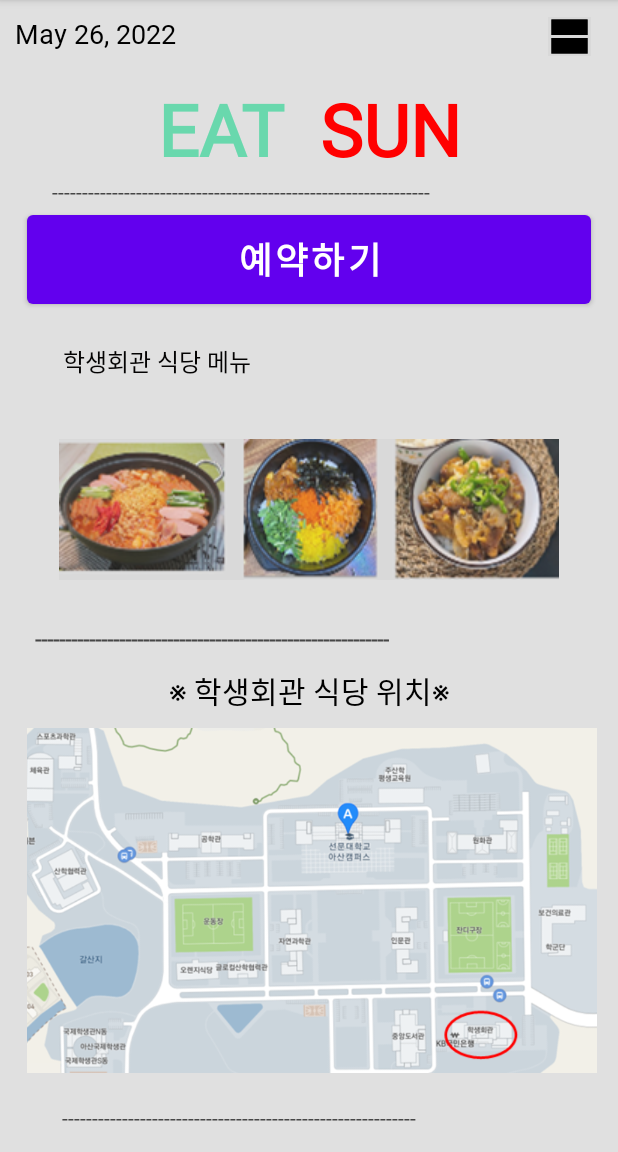
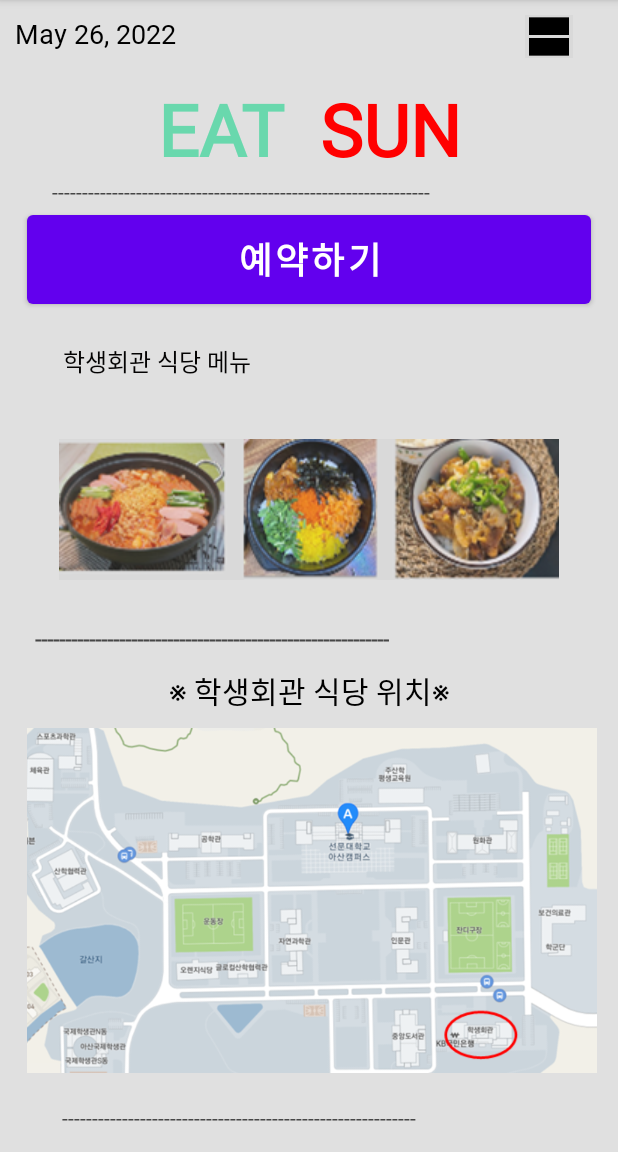
Before and after one commit to 5psy/EATSUN, an Android app: the mainScreen screen opened directly, with no data from a screen before it, on a phone screen of 412 x 824 dp, the part 84-1236 px from its top. Run offline under Robolectric (Android 15) with nearby library versions, the phone set to English and light mode, and no system bars.

Commit message:
screen layout

```diff
--- a/app/src/main/res/layout/sun_03.xml
+++ b/app/src/main/res/layout/sun_03.xml
@@ -39,9 +39,9 @@
                     android:id="@+id/mypage"
                     android:layout_width="43dp"
                     android:layout_height="38dp"
-                    android:layout_marginLeft="365dp"
+                    android:layout_marginLeft="350dp"
                     android:layout_marginTop="5dp"
-                    android:layout_marginRight="18dp"
+                    android:layout_marginRight="30dp"
                     app:srcCompat="@drawable/mypage" />
 
             </RelativeLayout>
```
Also changed, not shown: app/src/main/java/com/example/eatsun/mypage.java (added, +13 -0 lines).
